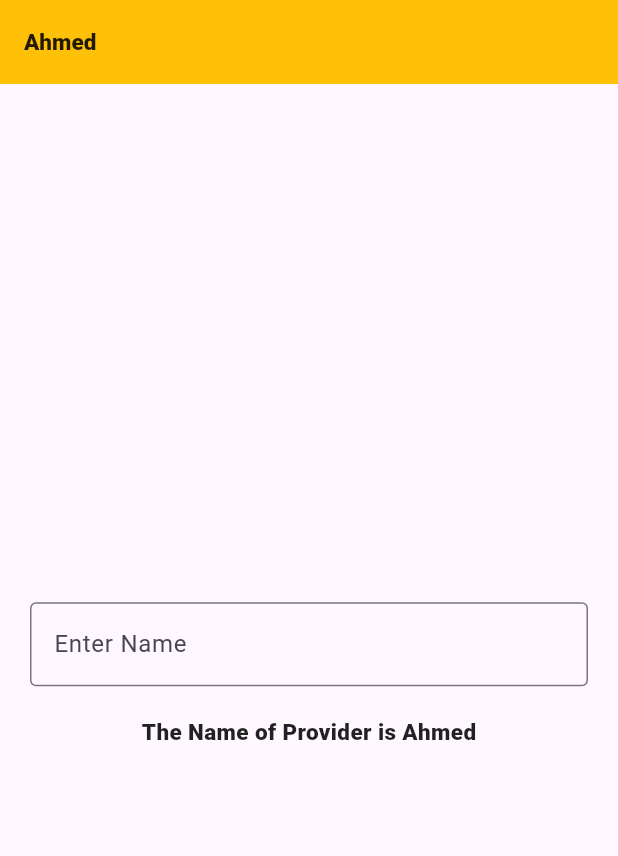
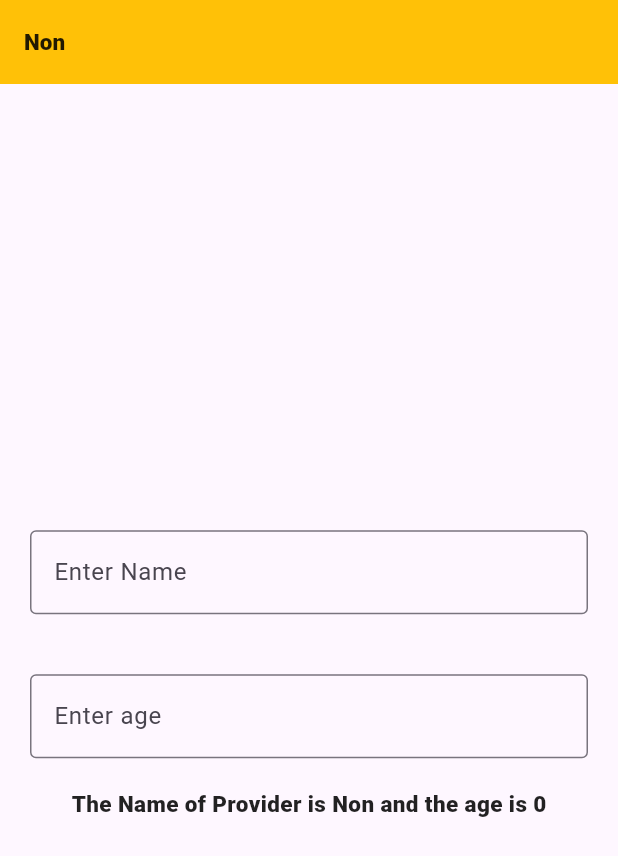
Before and after one commit to Mohamed-Abdel-Rahem/river_generator, a Flutter app: the screen it shows after launch, on a phone screen of 412 x 824 dp. Shown: the top 856 px of the screen. Run offline on Flutter 3.47's test engine with Material 3 defaults, Android fonts, the phone set to English and light mode, and no system bars; our stand-ins replace flutter_riverpod.

Commit message:
StateNotifier and StateNotifierProvider

```diff
--- a/lib/homePage.dart
+++ b/lib/homePage.dart
@@ -4,18 +4,21 @@ import 'package:riv_gen/main.dart';
 
 class HomePage extends ConsumerWidget {
   const HomePage({super.key});
-  void onSubmitted(String value, WidgetRef ref) {
-    ref.read(nameProvider.notifier).update((state) => value);
+  void onSubmittedName(String value, WidgetRef ref) {
+    ref.read(userProvider.notifier).updateName(value);
+  }
+
+  void onSubmittedAge(String value, WidgetRef ref) {
+    ref.read(userProvider.notifier).updateAge(int.parse(value));
   }
 
   @override
   Widget build(BuildContext context, WidgetRef ref) {
-    final name = ref.watch(nameProvider) ?? '';
-
+    final user = ref.watch(userProvider);
     return Scaffold(
       appBar: AppBar(
         title: Text(
-          name,
+          user.name,
           style: TextStyle(
             fontSize: 15,
             color: Colors.black87,
@@ -33,15 +36,25 @@ class HomePage extends ConsumerWidget {
             Padding(
               padding: const EdgeInsets.symmetric(horizontal: 20, vertical: 20),
               child: TextField(
-                onSubmitted: (value) => onSubmitted(value, ref),
+                onSubmitted: (value) => onSubmittedName(value, ref),
                 decoration: InputDecoration(
                   border: OutlineInputBorder(),
                   hintText: 'Enter Name',
                 ),
               ),
             ),
+            Padding(
+              padding: const EdgeInsets.symmetric(horizontal: 20, vertical: 20),
+              child: TextField(
+                onSubmitted: (value) => onSubmittedAge(value, ref),
+                decoration: InputDecoration(
+                  border: OutlineInputBorder(),
+                  hintText: 'Enter age',
+                ),
+              ),
+            ),
             Text(
-              'The Name of Provider is $name',
+              'The Name of Provider is ${user.name} and the age is ${user.age.toString()}',
               style: TextStyle(
                 fontSize: 15,
                 color: Colors.black87,
--- a/lib/main.dart
+++ b/lib/main.dart
@@ -2,6 +2,7 @@ import 'package:flutter/material.dart';
 import 'package:flutter_riverpod/flutter_riverpod.dart';
 import 'package:flutter_riverpod/legacy.dart';
 import 'package:riv_gen/homePage.dart';
+import 'package:riv_gen/user.dart';
 
 void main() {
   runApp(ProviderScope(child: const MyApp()));
@@ -20,4 +21,6 @@ class MyApp extends StatelessWidget {
 // final nameProvier = Provider<String>((ref) {
 //   return 'abc';
 // });
-final nameProvider = StateProvider<String?>((ref) => 'Ahmed');
+final userProvider = StateNotifierProvider<UserNotifier, User>((ref) {
+  return UserNotifier();
+});
--- /dev/null
+++ b/lib/user.dart
@@ -0,0 +1,53 @@
+// ignore_for_file: public_member_api_docs, sort_constructors_first
+import 'dart:convert';
+
+import 'package:flutter/material.dart';
+import 'package:flutter_riverpod/legacy.dart';
+
+@immutable
+class User {
+  final String name;
+  final int age;
+  const User({required this.name, required this.age});
+
+  User copyWith({String? name, int? age}) {
+    return User(name: name ?? this.name, age: age ?? this.age);
+  }
+
+  Map<String, dynamic> toMap() {
+    return <String, dynamic>{'name': name, 'age': age};
+  }
+
+  factory User.fromMap(Map<String, dynamic> map) {
+    return User(name: map['name'] as String, age: map['age'] as int);
+  }
+
+  String toJson() => json.encode(toMap());
+
+  factory User.fromJson(String source) =>
+      User.fromMap(json.decode(source) as Map<String, dynamic>);
+
+  @override
+  String toString() => 'User(name: $name, age: $age)';
+
+  @override
+  bool operator ==(covariant User other) {
+    if (identical(this, other)) return true;
+
+    return other.name == name && other.age == age;
+  }
+
+  @override
+  int get hashCode => name.hashCode ^ age.hashCode;
+}
+
+class UserNotifier extends StateNotifier<User> {
+  UserNotifier() : super(const User(name: 'Non', age: 0));
+  void updateName(String name) {
+    state = state.copyWith(name: name);
+  }
+
+  void updateAge(int age) {
+    state = state.copyWith(age: age);
+  }
+}
```
